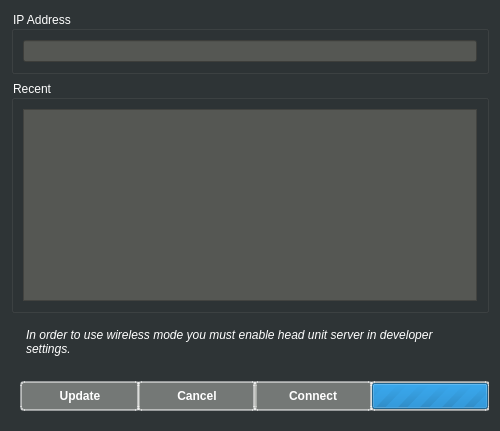
This is src/autoapp/UI/connectdialog.ui in arash-rasouli/openauto as Qt 5 draws it before an edit. The edited form follows.
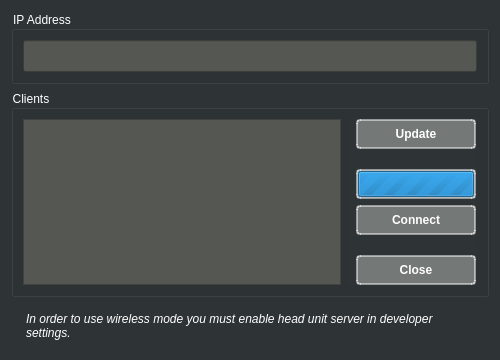
This is the edited form. Icons and pictures are not drawn.

What changed in the file:
```diff
--- a/src/autoapp/UI/connectdialog.ui
+++ b/src/autoapp/UI/connectdialog.ui
@@ -7,7 +7,7 @@
     <x>0</x>
     <y>0</y>
     <width>500</width>
-    <height>431</height>
+    <height>360</height>
    </rect>
   </property>
   <property name="sizePolicy">
@@ -44,8 +44,21 @@
      <layout class="QVBoxLayout" name="verticalLayout_2">
       <item>
        <widget class="QLineEdit" name="lineEditIPAddress">
+        <property name="minimumSize">
+         <size>
+          <width>0</width>
+          <height>32</height>
+         </size>
+        </property>
+        <property name="maximumSize">
+         <size>
+          <width>16777215</width>
+          <height>32</height>
+         </size>
+        </property>
         <property name="font">
          <font>
+          <pointsize>14</pointsize>
           <weight>75</weight>
           <bold>true</bold>
          </font>
@@ -54,6 +67,9 @@
          <string notr="true">background-color: rgb(85, 87, 83);
 color: rgb(255, 255, 255);</string>
         </property>
+        <property name="text">
+         <string/>
+        </property>
         <property name="alignment">
          <set>Qt::AlignCenter</set>
         </property>
@@ -80,28 +96,17 @@
       </size>
      </property>
      <property name="title">
-      <string>Recent</string>
+      <string>Clients</string>
      </property>
-     <layout class="QVBoxLayout" name="verticalLayout_3">
+     <layout class="QHBoxLayout" name="horizontalLayout_2">
       <property name="topMargin">
        <number>9</number>
       </property>
       <item>
-       <widget class="QListView" name="listViewRecent">
-        <property name="sizePolicy">
-         <sizepolicy hsizetype="Expanding" vsizetype="Fixed">
-          <horstretch>0</horstretch>
-          <verstretch>0</verstretch>
-         </sizepolicy>
-        </property>
-        <property name="minimumSize">
-         <size>
-          <width>0</width>
-          <height>100</height>
-         </size>
-        </property>
+       <widget class="QListWidget" name="listWidgetClients">
         <property name="font">
          <font>
+          <pointsize>14</pointsize>
           <weight>75</weight>
           <bold>true</bold>
          </font>
@@ -110,61 +115,44 @@
          <string notr="true">background-color: rgb(85, 87, 83);
 color: rgb(255, 255, 255);</string>
         </property>
-        <property name="editTriggers">
-         <set>QAbstractItemView::NoEditTriggers</set>
+        <property name="gridSize">
+         <size>
+          <width>0</width>
+          <height>30</height>
+         </size>
         </property>
         <property name="batchSize">
          <number>100</number>
         </property>
-       </widget>
-      </item>
-     </layout>
-    </widget>
-   </item>
-   <item>
-    <widget class="QWidget" name="formWidget" native="true">
-     <property name="sizePolicy">
-      <sizepolicy hsizetype="Expanding" vsizetype="Preferred">
-       <horstretch>0</horstretch>
-       <verstretch>0</verstretch>
-      </sizepolicy>
-     </property>
-     <layout class="QFormLayout" name="formLayout">
-      <item row="0" column="0">
-       <widget class="QLabel" name="labelCopyrightsInfoIcon">
-        <property name="text">
-         <string>&lt;html&gt;&lt;head/&gt;&lt;body&gt;&lt;p&gt;&lt;img src=&quot;:/ico_info.png&quot;/&gt;&lt;/p&gt;&lt;/body&gt;&lt;/html&gt;</string>
-        </property>
-       </widget>
-      </item>
-      <item row="0" column="1">
-       <widget class="QLabel" name="labelHeadUnitServerInfo">
-        <property name="sizePolicy">
-         <sizepolicy hsizetype="Expanding" vsizetype="Fixed">
-          <horstretch>0</horstretch>
-          <verstretch>0</verstretch>
-         </sizepolicy>
-        </property>
-        <property name="text">
-         <string>&lt;html&gt;&lt;head/&gt;&lt;body&gt;&lt;p&gt;&lt;span style=&quot; font-style:italic;&quot;&gt;In order to use wireless mode you must enable head unit server in developer settings.&lt;/span&gt;&lt;/p&gt;&lt;/body&gt;&lt;/html&gt;</string>
-        </property>
-        <property name="wordWrap">
-         <bool>true</bool>
-        </property>
-       </widget>
-      </item>
-     </layout>
     </widget>
    </item>
    <item>
     <widget class="QWidget" name="horizontalWidget" native="true">
      <property name="sizePolicy">
-      <sizepolicy hsizetype="Expanding" vsizetype="Preferred">
+         <sizepolicy hsizetype="Fixed" vsizetype="Expanding">
        <horstretch>0</horstretch>
        <verstretch>0</verstretch>
       </sizepolicy>
      </property>
-     <layout class="QHBoxLayout" name="horizontalLayout">
+        <property name="minimumSize">
+         <size>
+          <width>130</width>
+          <height>0</height>
+         </size>
+        </property>
+        <property name="maximumSize">
+         <size>
+          <width>130</width>
+          <height>16777215</height>
+         </size>
+        </property>
+        <layout class="QVBoxLayout" name="verticalLayout_3">
+         <property name="topMargin">
+          <number>0</number>
+         </property>
+         <property name="bottomMargin">
+          <number>0</number>
+         </property>
       <item>
        <widget class="QPushButton" name="pushButtonUpdate">
         <property name="sizePolicy">
@@ -197,67 +185,17 @@
        </widget>
       </item>
       <item>
-       <widget class="QPushButton" name="pushButtonCancel">
-        <property name="sizePolicy">
-         <sizepolicy hsizetype="Expanding" vsizetype="Fixed">
-          <horstretch>0</horstretch>
-          <verstretch>0</verstretch>
-         </sizepolicy>
-        </property>
-        <property name="minimumSize">
+          <spacer name="verticalSpacer_2">
+           <property name="orientation">
+            <enum>Qt::Vertical</enum>
+           </property>
+           <property name="sizeHint" stdset="0">
          <size>
-          <width>120</width>
-          <height>30</height>
-         </size>
-        </property>
-        <property name="font">
-         <font>
-          <weight>75</weight>
-          <bold>true</bold>
-         </font>
-        </property>
-        <property name="styleSheet">
-         <string notr="true">background-color: rgba(186, 189, 182, 0.5);
-border-radius: 4px;
-border: 2px solid rgba(255,255,255,0.5);
-color: rgb(255, 255, 255);</string>
-        </property>
-        <property name="text">
-         <string>Cancel</string>
-        </property>
-       </widget>
-      </item>
-      <item>
-       <widget class="QPushButton" name="pushButtonConnect">
-        <property name="sizePolicy">
-         <sizepolicy hsizetype="Expanding" vsizetype="Fixed">
-          <horstretch>0</horstretch>
-          <verstretch>0</verstretch>
-         </sizepolicy>
-        </property>
-        <property name="minimumSize">
-         <size>
-          <width>120</width>
-          <height>30</height>
-         </size>
-        </property>
-        <property name="font">
-         <font>
-          <weight>75</weight>
-          <bold>true</bold>
-          <stylestrategy>PreferDefault</stylestrategy>
-         </font>
-        </property>
-        <property name="styleSheet">
-         <string notr="true">background-color: rgba(186, 189, 182, 0.5);
-border-radius: 4px;
-border: 2px solid rgba(255,255,255,0.5);
-color: rgb(255, 255, 255);</string>
-        </property>
-        <property name="text">
-         <string>Connect</string>
-        </property>
-       </widget>
+             <width>20</width>
+             <height>10</height>
+            </size>
+           </property>
+          </spacer>
       </item>
       <item>
        <widget class="QProgressBar" name="progressBarConnect">
@@ -294,6 +232,120 @@
          <set>Qt::AlignLeading|Qt::AlignLeft|Qt::AlignVCenter</set>
         </property>
         <property name="textVisible">
+            <bool>true</bool>
+           </property>
+          </widget>
+         </item>
+         <item>
+          <widget class="QPushButton" name="pushButtonConnect">
+           <property name="sizePolicy">
+            <sizepolicy hsizetype="Expanding" vsizetype="Fixed">
+             <horstretch>0</horstretch>
+             <verstretch>0</verstretch>
+            </sizepolicy>
+           </property>
+           <property name="minimumSize">
+            <size>
+             <width>120</width>
+             <height>30</height>
+            </size>
+           </property>
+           <property name="font">
+            <font>
+             <weight>75</weight>
+             <bold>true</bold>
+             <stylestrategy>PreferDefault</stylestrategy>
+            </font>
+           </property>
+           <property name="styleSheet">
+            <string notr="true">background-color: rgba(186, 189, 182, 0.5);
+border-radius: 4px;
+border: 2px solid rgba(255,255,255,0.5);
+color: rgb(255, 255, 255);</string>
+           </property>
+           <property name="text">
+            <string>Connect</string>
+           </property>
+          </widget>
+         </item>
+         <item>
+          <spacer name="verticalSpacer">
+           <property name="orientation">
+            <enum>Qt::Vertical</enum>
+           </property>
+           <property name="sizeHint" stdset="0">
+            <size>
+             <width>20</width>
+             <height>10</height>
+            </size>
+           </property>
+          </spacer>
+         </item>
+         <item>
+          <widget class="QPushButton" name="pushButtonCancel">
+           <property name="sizePolicy">
+            <sizepolicy hsizetype="Expanding" vsizetype="Fixed">
+             <horstretch>0</horstretch>
+             <verstretch>0</verstretch>
+            </sizepolicy>
+           </property>
+           <property name="minimumSize">
+            <size>
+             <width>120</width>
+             <height>30</height>
+            </size>
+           </property>
+           <property name="font">
+            <font>
+             <weight>75</weight>
+             <bold>true</bold>
+            </font>
+           </property>
+           <property name="styleSheet">
+            <string notr="true">background-color: rgba(186, 189, 182, 0.5);
+border-radius: 4px;
+border: 2px solid rgba(255,255,255,0.5);
+color: rgb(255, 255, 255);</string>
+           </property>
+           <property name="text">
+            <string>Close</string>
+           </property>
+          </widget>
+         </item>
+        </layout>
+       </widget>
+      </item>
+     </layout>
+    </widget>
+   </item>
+   <item>
+    <widget class="QWidget" name="formWidget" native="true">
+     <property name="sizePolicy">
+      <sizepolicy hsizetype="Expanding" vsizetype="Preferred">
+       <horstretch>0</horstretch>
+       <verstretch>0</verstretch>
+      </sizepolicy>
+     </property>
+     <layout class="QFormLayout" name="formLayout">
+      <item row="0" column="0">
+       <widget class="QLabel" name="labelCopyrightsInfoIcon">
+        <property name="text">
+         <string>&lt;html&gt;&lt;head/&gt;&lt;body&gt;&lt;p&gt;&lt;img src=&quot;:/ico_info.png&quot;/&gt;&lt;/p&gt;&lt;/body&gt;&lt;/html&gt;</string>
+        </property>
+       </widget>
+      </item>
+      <item row="0" column="1">
+       <widget class="QLabel" name="labelHeadUnitServerInfo">
+        <property name="sizePolicy">
+         <sizepolicy hsizetype="Expanding" vsizetype="Fixed">
+          <horstretch>0</horstretch>
+          <verstretch>0</verstretch>
+         </sizepolicy>
+        </property>
+        <property name="text">
+         <string>&lt;html&gt;&lt;head/&gt;&lt;body&gt;&lt;p&gt;&lt;span style=&quot; font-style:italic;&quot;&gt;In order to use wireless mode you must enable head unit server in developer settings.&lt;/span&gt;&lt;/p&gt;&lt;/body&gt;&lt;/html&gt;</string>
+        </property>
+        <property name="wordWrap">
          <bool>true</bool>
         </property>
        </widget>
```
Left out of the diff: 4 changed lines with no effect on the pictures. Lines whose indentation alone changed are shown as unchanged.
